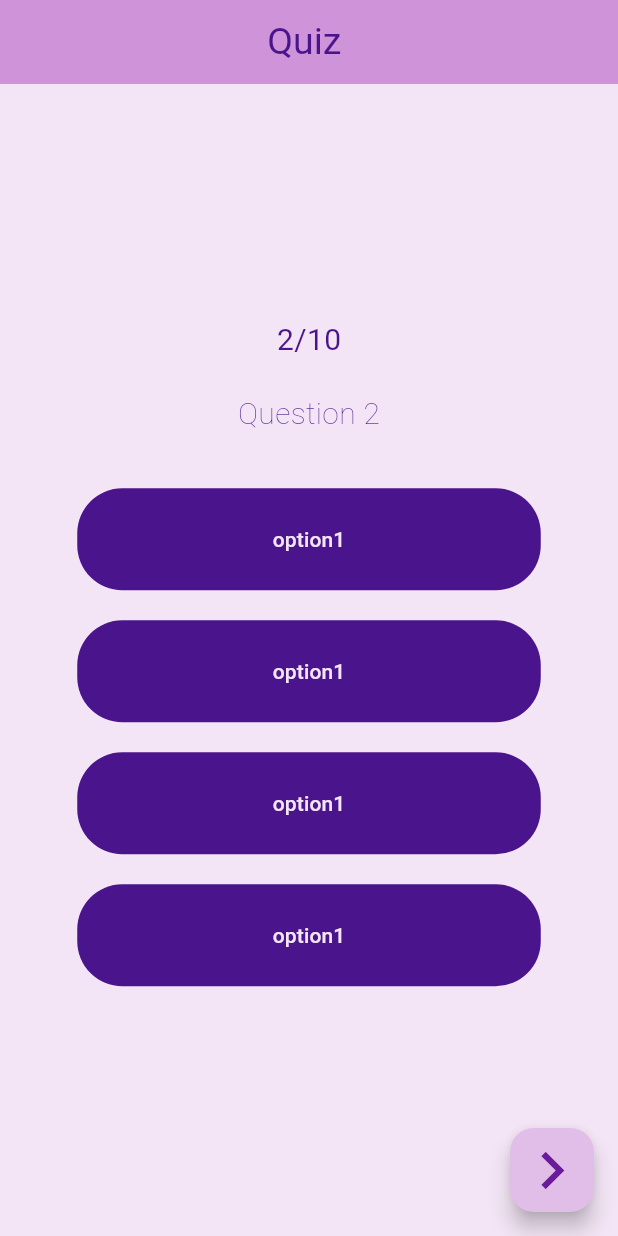
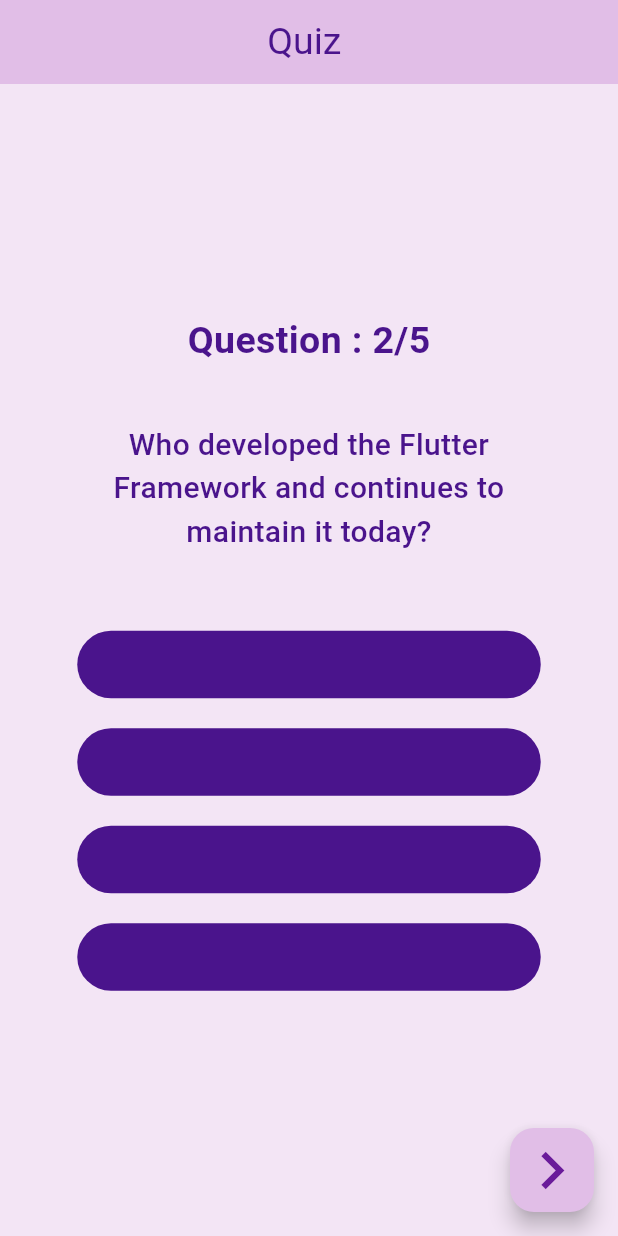
Before and after one commit to mayur-vishwakarma/c2w_flutter, a Flutter app: the screen it shows after launch, after a tap on the "navigate next" icon, on a phone screen of 412 x 824 dp. Run offline on Flutter 3.47's test engine with Material 3 defaults, Android fonts, the phone set to English and light mode, and no system bars; our stand-ins replace google_fonts.

Commit message:
Quiz App

```diff
--- a/quiz_application/lib/Screens/questions_screen.dart
+++ b/quiz_application/lib/Screens/questions_screen.dart
@@ -9,7 +9,36 @@
 }
 
 class _QuestionsScreenState extends State<QuestionsScreen> {
-  int count = 1;
+  int count = 0;
+
+  final Map<String, List<String>> _questions = {
+    "What is Flutter?": [
+      "Flutter is an open-source UI toolkit",
+      "Flutter is an open-source backend development framework",
+      "Flutter is an open-source programming language for cross-platform applications",
+      "Flutters is a DBMS toolkit"
+    ],
+    "Who developed the Flutter Framework and continues to maintain it today?": [
+      "Google",
+      "Microsoft",
+      "Facebook",
+      "Oracle"
+    ],
+    "Which programming language is used to build Flutter applications?": [
+      "Dart",
+      "Kotlin",
+      "Java",
+      "Go"
+    ],
+    "How many types of widgets are there in Flutter?": ["2", "4", "6", "8+"],
+    "What are some key advantages of Flutter over alternate frameworks?": [
+      "All Options",
+      "Rapid cross-platform application development and debugging tools",
+      "Future-proofed technologies and UI resources",
+      "Strong supporting tools for application development and launch"
+    ],
+  };
+
   @override
   Widget build(BuildContext context) {
     return Scaffold(
@@ -17,8 +46,8 @@
         backgroundColor: Colors.purple.shade100,
         onPressed: () {
           setState(() {
-            if (count >= 10) {
-              count = 1;
+            if (count >= _questions.length - 1) {
+              count = 0;
             } else {
               count++;
             }
@@ -31,7 +60,7 @@
         ),
       ),
       appBar: AppBar(
-        backgroundColor: Colors.purple.shade200,
+        backgroundColor: Colors.purple.shade100,
         foregroundColor: Colors.purple.shade900,
         title: const Text(
           'Quiz ',
@@ -49,29 +78,36 @@
           mainAxisAlignment: MainAxisAlignment.center,
           children: [
             Text(
-              '$count/10',
+              'Question : ${count + 1}/5',
               style: TextStyle(
-                  fontSize: 20,
-                  fontWeight: FontWeight.w400,
+                  fontSize: 25,
+                  fontWeight: FontWeight.w600,
                   color: Colors.purple.shade900),
             ),
             const SizedBox(
               height: 20,
             ),
-            Text(
-              'Question $count',
-              style: TextStyle(
-                  fontSize: 20,
-                  fontWeight: FontWeight.w200,
-                  color: Colors.purple.shade900),
+            SizedBox(
+              height: 120,
+              width: MediaQuery.of(context).size.width * .7,
+              child: Center(
+                child: Text(
+                  _questions.keys.toList()[count],
+                  textAlign: TextAlign.center,
+                  style: TextStyle(
+                      fontSize: 20,
+                      fontWeight: FontWeight.w500,
+                      color: Colors.purple.shade900),
+                ),
+              ),
             ),
             const SizedBox(
               height: 25,
             ),
-            const AnswerButton(),
-            const AnswerButton(),
-            const AnswerButton(),
-            const AnswerButton(),
+            const AnswerButton(buttonLabel: ""),
+            const AnswerButton(buttonLabel: ""),
+            const AnswerButton(buttonLabel: ""),
+            const AnswerButton(buttonLabel: ""),
           ],
         ),
       ),
--- a/quiz_application/lib/Widgets/buttons.dart
+++ b/quiz_application/lib/Widgets/buttons.dart
@@ -1,7 +1,9 @@
 import 'package:flutter/material.dart';
 
 class AnswerButton extends StatefulWidget {
-  const AnswerButton({super.key});
+  const AnswerButton({super.key, required this.buttonLabel});
+
+  final String buttonLabel;
 
   @override
   State<AnswerButton> createState() => _AnswerButtonState();
@@ -11,9 +13,9 @@
   @override
   Widget build(BuildContext context) {
     return Container(
+      height: 45,
       width: MediaQuery.of(context).size.width * .75,
       margin: const EdgeInsets.all(10),
-      padding: const EdgeInsets.all(10),
       decoration: BoxDecoration(
           borderRadius: const BorderRadius.all(
             Radius.circular(30),
@@ -21,7 +23,7 @@
           color: Colors.purple.shade900),
       child: TextButton(
           child: Text(
-            'option1',
+            widget.buttonLabel,
             style: TextStyle(color: Colors.purple.shade50),
           ),
           onPressed: () {}),
```
